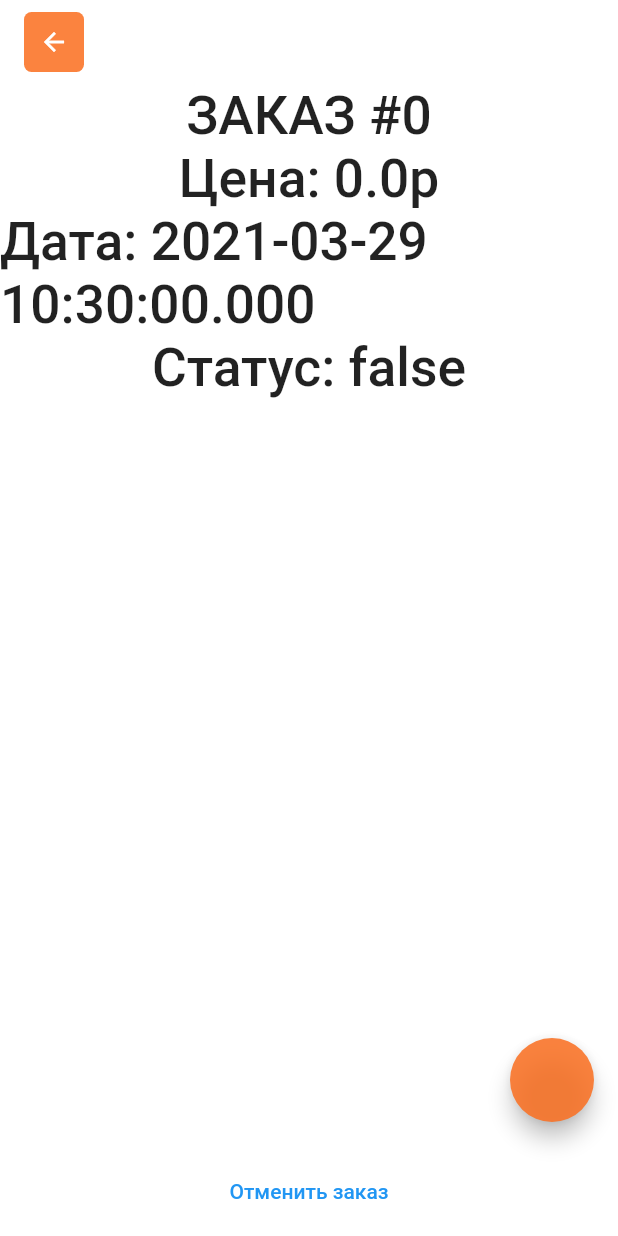
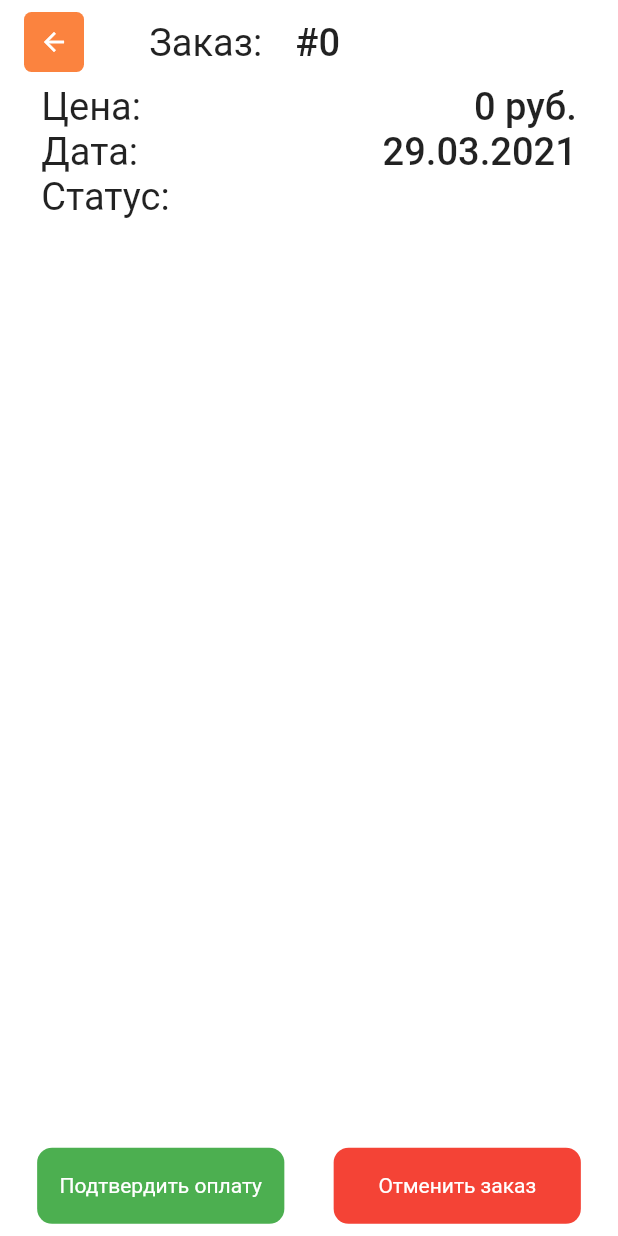
Before and after one commit to SyberiaEmperor/Integral_admin, a Flutter app: the OrderObservePage screen opened directly with empty values, on a phone screen of 412 x 824 dp. Run offline on Flutter 3.47's test engine with Material 2 defaults, Android fonts, the phone set to English and light mode, and no system bars; our stand-ins replace bloc, cached_network_image, dio, flutter_bloc, image_picker; missing offline and left inert: pedantic; accounts and stored records are empty; Roboto replaces fonts that are missing (Poppins).

Commit message:
Added new design of orderobserver

```diff
--- a/lib/UI/dish_edit_page/dish_edit_page.dart
+++ b/lib/UI/dish_edit_page/dish_edit_page.dart
@@ -143,7 +143,7 @@ class DishEditScreen<Mode extends DishEditMode> extends StatelessWidget {
                             ),
                           ),
                         ),
-                        SizedBox(height: 20.height as double?),
+                        SizedBox(height: 20.height),
                         PictureAndPrice(
                           imageController: imageController,
                           priceController: price,
@@ -153,7 +153,7 @@ class DishEditScreen<Mode extends DishEditMode> extends StatelessWidget {
                             image = newPic;
                           },
                         ),
-                        SizedBox(height: 20.height as double?),
+                        SizedBox(height: 20.height),
                         Text(
                           'Описание:\n\n',
                           style: Theme.of(context).primaryTextTheme.bodyText1,
@@ -171,7 +171,7 @@ class DishEditScreen<Mode extends DishEditMode> extends StatelessWidget {
                             ),
                           ),
                         ),
-                        SizedBox(height: 20.height as double?),
+                        SizedBox(height: 20.height),
                         TagController(
                           categories: cats,
                         ),
--- a/lib/UI/dish_edit_page/widgets/button_bar.dart
+++ b/lib/UI/dish_edit_page/widgets/button_bar.dart
@@ -5,19 +5,19 @@ class BottomButtonBar extends StatelessWidget {
   //TODO: Add work with visibility
   final void Function() leftFieldCallback;
   final void Function() rightFieldCallback;
-  final bool? trashVisibility;
+  final bool trashVisibility;
 
   const BottomButtonBar(
       {required this.leftFieldCallback,
       required this.rightFieldCallback,
-      this.trashVisibility});
+      this.trashVisibility = true});
   @override
   Widget build(BuildContext context) {
     return Row(
       mainAxisAlignment: MainAxisAlignment.spaceBetween,
       children: [
         Visibility(
-          visible: trashVisibility!,
+          visible: trashVisibility,
           child: Padding(
             padding: EdgeInsets.only(left: 16.0, top: 8.0, bottom: 8.0),
             child: GestureDetector(
--- a/lib/UI/main_page/main_page.dart
+++ b/lib/UI/main_page/main_page.dart
@@ -6,7 +6,6 @@ import 'package:integral_admin/UI/main_page/widgets/categories.dart';
 import 'package:integral_admin/UI/main_page/widgets/dish_tile.dart';
 import 'package:integral_admin/UI/main_page/widgets/market_title.dart';
 import 'package:integral_admin/UI/main_page/widgets/search.dart';
-import 'package:integral_admin/UI/orders_page/orders_page.dart';
 import 'package:integral_admin/UI/routes/orders_page_route.dart';
 import 'package:integral_admin/blocs/main_page_bloc/mainpage_bloc.dart';
 import 'package:integral_admin/entities/dish.dart';
--- a/lib/UI/order_observe_page/order_observe_page.dart
+++ b/lib/UI/order_observe_page/order_observe_page.dart
@@ -1,59 +1,160 @@
 import 'package:flutter/material.dart';
+import 'package:integral_admin/UI/order_observe_page/widgets/order_dish_tile_list.dart';
 import 'package:integral_admin/UI/widgets/back_button.dart';
-import 'package:integral_admin/blocs/update_bloc/update_bloc.dart';
 import 'package:integral_admin/entities/api/order_from_api.dart';
-import 'package:provider/provider.dart';
+import 'package:integral_admin/services/responsive_size.dart';
 
 class OrderObservePage extends StatelessWidget {
   final FullOrder order;
   final VoidCallback confirm;
+
   const OrderObservePage({Key? key, required this.order, required this.confirm})
       : super(key: key);
 
   @override
   Widget build(BuildContext context) {
+    TextStyle nameStyle =
+        Theme.of(context).textTheme.bodyText2!.copyWith(fontSize: 25.height);
+    TextStyle valueStyle =
+        Theme.of(context).textTheme.bodyText1!.copyWith(fontSize: 25.height);
+
     return Scaffold(
       backgroundColor: Theme.of(context).backgroundColor,
       appBar: AppBar(
+        title: NameValueMapOrderBox(
+          name: 'Заказ:',
+          value: '#${order.id}',
+          nameStyle: nameStyle,
+          valueStyle: valueStyle,
+          alignment: MainAxisAlignment.start,
+        ),
         backgroundColor: Theme.of(context).backgroundColor,
         elevation: 0.0,
         leading: BackButtonLeading(),
-      ),
-      floatingActionButton: FloatingActionButton(
-        onPressed: confirm,
       ),
       body: Center(
         child: Column(
           crossAxisAlignment: CrossAxisAlignment.center,
           children: [
-            Text(
-              'ЗАКАЗ #${order.id}',
-              style: Theme.of(context).textTheme.bodyText1,
+            NameValueMapOrderBox(
+              name: 'Цена:',
+              value: order.total.toStringAsFixed(0) + ' руб.',
+              nameStyle: nameStyle,
+              valueStyle: valueStyle,
             ),
-            Text(
-              'Цена: ${order.total}р',
-              style: Theme.of(context).textTheme.bodyText1,
+            NameValueMapOrderBox(
+              name: 'Дата:',
+              value: order.creationDate,
+              nameStyle: nameStyle,
+              valueStyle: valueStyle,
             ),
-            Text(
-              'Дата: ${order.createdAt}',
-              style: Theme.of(context).textTheme.bodyText1,
+            NameValueMapOrderBox(
+              name: 'Статус:',
+              value: order.orderQueue,
+              nameStyle: nameStyle,
+              valueStyle: valueStyle,
             ),
-            Text(
-              'Статус: ${order.confirmed}',
-              style: Theme.of(context).textTheme.bodyText1,
+            Expanded(
+              child: DishOrderList(
+                dishes: order.dishes,
+              ),
             ),
           ],
         ),
       ),
-      bottomNavigationBar: Container(
-        height: 60,
-        child: Center(
-          child: TextButton(
-            onPressed: () {},
-            child: Text('Отменить заказ'),
+      bottomNavigationBar: Row(
+        mainAxisAlignment: MainAxisAlignment.spaceEvenly,
+        crossAxisAlignment: CrossAxisAlignment.center,
+        children: [
+          BottomButton(
+            text: 'Подтвердить оплату',
+            color: Colors.green,
+            action: confirm,
+          ),
+          BottomButton(
+            text: 'Отменить заказ',
+            color: Colors.red,
+            action: () => print('Отмена!'),
+          ),
+        ],
+      ),
+    );
+  }
+}
+
+class BottomButton extends StatelessWidget {
+  final VoidCallback action;
+  final String text;
+  final Color color;
+
+  const BottomButton({
+    Key? key,
+    required this.action,
+    required this.text,
+    required this.color,
+  }) : super(key: key);
+
+  @override
+  Widget build(BuildContext context) {
+    return Padding(
+      padding: EdgeInsets.all(8.0.height),
+      child: GestureDetector(
+        onTap: action,
+        child: Container(
+          alignment: Alignment.center,
+          height: 50.height,
+          width: 150.width,
+          decoration: BoxDecoration(
+            color: color,
+            borderRadius: BorderRadius.all(
+              Radius.circular((10)),
+            ),
+          ),
+          child: Text(
+            text,
+            style: Theme.of(context)
+                .accentTextTheme
+                .bodyText2!
+                .copyWith(color: Colors.white),
           ),
         ),
       ),
     );
   }
 }
+
+class NameValueMapOrderBox extends StatelessWidget {
+  final String name;
+  final String value;
+
+  final TextStyle nameStyle;
+  final TextStyle valueStyle;
+
+  final MainAxisAlignment alignment;
+
+  const NameValueMapOrderBox({
+    Key? key,
+    required this.name,
+    required this.value,
+    required this.nameStyle,
+    required this.valueStyle,
+    this.alignment = MainAxisAlignment.spaceBetween,
+  }) : super(key: key);
+
+  @override
+  Widget build(BuildContext context) {
+    return Padding(
+      padding: EdgeInsets.symmetric(horizontal: 25.width),
+      child: Row(
+        mainAxisAlignment: alignment,
+        children: [
+          Text(name, style: nameStyle),
+          SizedBox(
+            width: 20.width,
+          ),
+          Text(value, style: valueStyle),
+        ],
+      ),
+    );
+  }
+}
--- /dev/null
+++ b/lib/UI/order_observe_page/widgets/order_dish_tile_list.dart
@@ -0,0 +1,21 @@
+import 'package:flutter/cupertino.dart';
+import 'package:integral_admin/UI/order_observe_page/widgets/order_dish_tile.dart';
+import 'package:integral_admin/entities/order_dish.dart';
+import 'package:integral_admin/services/responsive_size.dart';
+
+class DishOrderList extends StatelessWidget {
+  final List<OrderDish> dishes;
+
+  const DishOrderList({Key? key, required this.dishes}) : super(key: key);
+
+  @override
+  Widget build(BuildContext context) {
+    return ListView(
+      children: dishes
+          .map((e) => Padding(
+              padding: EdgeInsets.only(top: 10.height),
+              child: DishOrderTile(orderDish: e)))
+          .toList(),
+    );
+  }
+}
--- a/lib/UI/routes/order_observe_route.dart
+++ b/lib/UI/routes/order_observe_route.dart
@@ -1,13 +1,12 @@
 import 'package:flutter/material.dart';
-import 'package:flutter_bloc/flutter_bloc.dart';
+
 import 'package:integral_admin/UI/order_observe_page/order_observe_page.dart';
 import 'package:integral_admin/UI/widgets/screen_with_updater.dart';
-import 'package:integral_admin/blocs/update_bloc/update_bloc.dart';
+
 import 'package:integral_admin/entities/api/order_from_api.dart';
 import 'package:integral_admin/entities/full_order_updater.dart';
 import 'package:integral_admin/services/dio_order_confirmer.dart';
 import 'package:integral_admin/services/requests.dart';
-import 'package:provider/provider.dart';
 
 class OrderObserveRoute extends MaterialPageRoute {
   OrderObserveRoute(
--- a/lib/blocs/auth_bloc/auth_bloc.dart
+++ b/lib/blocs/auth_bloc/auth_bloc.dart
@@ -2,8 +2,6 @@ import 'dart:async';
 
 import 'package:bloc/bloc.dart';
 import 'package:integral_admin/entities/auth_data.dart';
-import 'package:integral_admin/entities/user.dart';
-import 'package:integral_admin/entities/user_repository.dart';
 import 'package:integral_admin/models/authentication.dart';
 import 'package:integral_admin/models/user_data_repository.dart';
 import 'package:integral_admin/utils/exceptions/auth_exceptions.dart';
--- a/lib/entities/api/order_from_api.dart
+++ b/lib/entities/api/order_from_api.dart
@@ -62,7 +62,6 @@ class FullOrder extends OrderFromApi {
     var order = OrderFromApi.fromJson(data);
     List<dynamic> orderDishesData =
         List.castFrom(data[ApiStrings.ORDER_DISHES]);
-    var dish = OrderDish.fromJson(orderDishesData.first);
     List<OrderDish> dishes = orderDishesData.map(
       (orderDish) {
         return OrderDish.fromJson(orderDish);
@@ -81,7 +80,7 @@ class FullOrder extends OrderFromApi {
     OrderFromApi order = OrderFromApi(
         id: 1,
         createdAt: DateTime.now(),
-        orderQueue: "НЕИЗВЕСТНО",
+        orderQueue: 'НЕИЗВЕСТНО',
         confirmed: false,
         total: 100.5);
 
--- a/lib/entities/dish.dart
+++ b/lib/entities/dish.dart
@@ -1,4 +1,3 @@
-import 'package:flutter/foundation.dart';
 import 'package:integral_admin/services/requests.dart';
 
 class Dish {
--- a/lib/entities/order_dish.dart
+++ b/lib/entities/order_dish.dart
@@ -1,4 +1,3 @@
-import 'package:flutter/foundation.dart';
 import 'package:integral_admin/resources/app_strings.dart';
 
 import 'dish.dart';
--- a/lib/main.dart
+++ b/lib/main.dart
@@ -2,7 +2,6 @@ import 'package:flutter/material.dart';
 import 'package:flutter_bloc/flutter_bloc.dart';
 import 'package:integral_admin/UI/auth_page/auth_page.dart';
 import 'package:integral_admin/blocs/auth_bloc/auth_bloc.dart';
-import 'package:integral_admin/entities/test_authentication.dart';
 import 'package:integral_admin/entities/test_user_data_repository.dart';
 import 'package:integral_admin/services/dio_authenticator.dart';
 import 'package:integral_admin/services/requests.dart';
--- a/lib/services/responsive_size.dart
+++ b/lib/services/responsive_size.dart
@@ -18,6 +18,6 @@ class ResponsiveSize {
 }
 
 extension ResponsiveOnNum on num {
-  num get width => ResponsiveSize.width(this);
-  num get height => ResponsiveSize.height(this);
+  double get width => ResponsiveSize.width(this);
+  double get height => ResponsiveSize.height(this);
 }
```
Also changed, not shown: lib/UI/dish_create_page/dish_create_page.dart (+4 -4 lines), lib/UI/order_observe_page/widgets/order_dish_tile.dart (added, +131 -0 lines).
